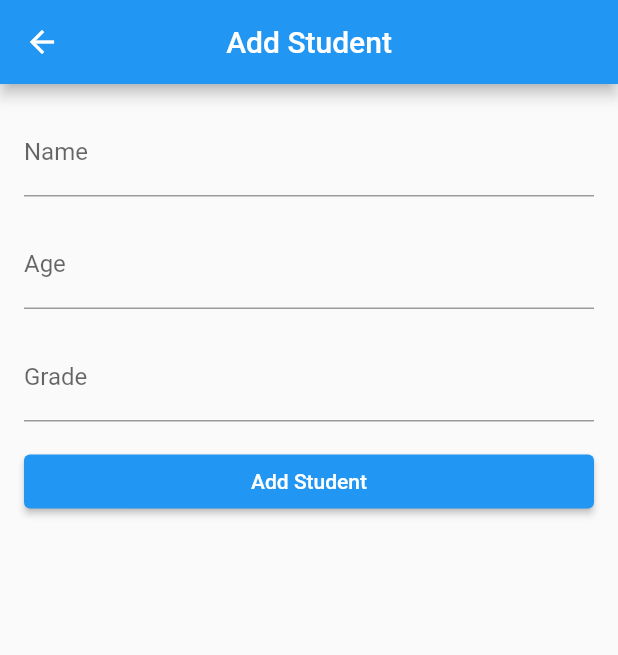
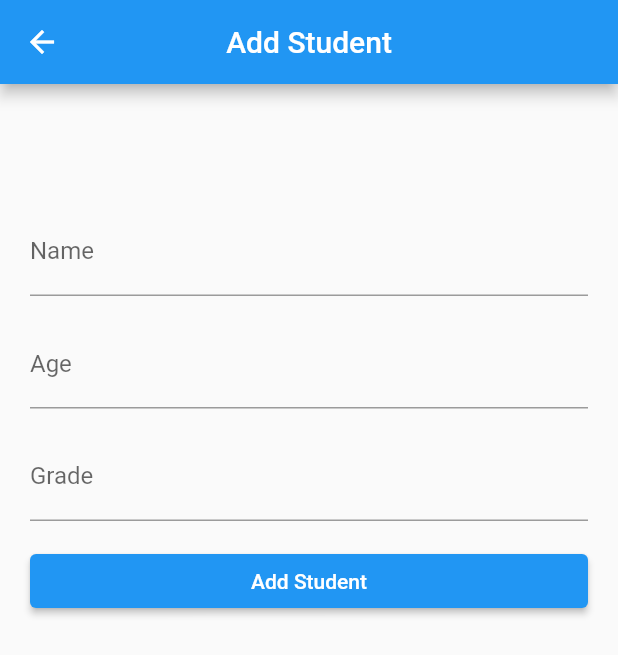
Before and after one commit to amaljoseph759/Beinex, a Flutter app: the screen it shows after launch, after a tap on the "add" icon, on a phone screen of 412 x 824 dp. Shown: the top 655 px of the screen. Run offline on Flutter 3.47's test engine with Material 2 defaults, Android fonts, the light colour scheme and no system bars; our stand-ins replace get, get_storage, shared_preferences.

Commit message:
making student list page responsive

```diff
--- a/student_records_app/lib/main.dart
+++ b/student_records_app/lib/main.dart
@@ -31,7 +31,7 @@ class MyApp extends StatelessWidget {
       themeMode:
           themeController.isDarkMode.value ? ThemeMode.dark : ThemeMode.light,
       home: StudentTableView(),
-      initialRoute: '/',
+      // initialRoute: '/',
     );
   }
 }
--- a/student_records_app/lib/screens/addscreen.dart
+++ b/student_records_app/lib/screens/addscreen.dart
@@ -41,7 +41,10 @@ class _AddEditScreenState extends State<AddEditScreen> {
         title: const Text('Add Student'),
       ),
       body: Padding(
-        padding: const EdgeInsets.all(16.0),
+        padding: EdgeInsets.symmetric(
+          horizontal: 20,
+          vertical: MediaQuery.of(context).size.width / 5,
+        ),
         child: SingleChildScrollView(
           child: Form(
             key: formKey,
@@ -103,7 +106,7 @@ class _AddEditScreenState extends State<AddEditScreen> {
                       }
                     }
                   },
-                  child: const Text('Add Student'),
+                  child: Text(widget.isEdit ? "Update student" : 'Add Student'),
                 ),
               ],
             ),
--- a/student_records_app/lib/screens/studentlist.dart
+++ b/student_records_app/lib/screens/studentlist.dart
@@ -45,7 +45,12 @@ class StudentTableView extends StatelessWidget {
             } else {
               return SingleChildScrollView(
                 scrollDirection: Axis.horizontal,
+                child: SingleChildScrollView(
+                  scrollDirection: Axis.vertical,
                   child: DataTable(
+                    horizontalMargin: 0, // Set horizontal margin to 0
+                    columnSpacing: MediaQuery.of(context).size.width /
+                        10, // Set column spacing to 0
                     columns: const [
                       DataColumn(label: Text('Name')),
                       DataColumn(label: Text('Age')),
@@ -56,18 +61,20 @@ class StudentTableView extends StatelessWidget {
                     rows: studentListController.students.map((student) {
                       return DataRow(cells: [
                         DataCell(Container(
-                          width: MediaQuery.of(context).size.width / 5,
+                          width: MediaQuery.of(context).size.width / 7,
                           child: Text(
                             student.name,
                             overflow: TextOverflow.ellipsis,
-                          ))),
+                          ),
+                        )),
                         DataCell(Text(student.age.toString())),
                         DataCell(Text(student.grade)),
                         DataCell(IconButton(
                           icon: const Icon(Icons.mode_edit_outlined,
                               color: Colors.blue),
                           onPressed: () {
-                          addEditController.nameController.text = student.name;
+                            addEditController.nameController.text =
+                                student.name;
                             addEditController.ageController.text =
                                 student.age.toString();
                             addEditController.gradeController.text =
@@ -98,6 +105,7 @@ class StudentTableView extends StatelessWidget {
                       ]);
                     }).toList(),
                   ),
+                ),
               );
             }
           },
@@ -109,6 +117,7 @@ class StudentTableView extends StatelessWidget {
         },
         child: const Icon(Icons.add),
       ),
+      floatingActionButtonLocation: FloatingActionButtonLocation.centerFloat,
     );
   }
 }
```
Lines whose indentation alone changed are shown as unchanged.
